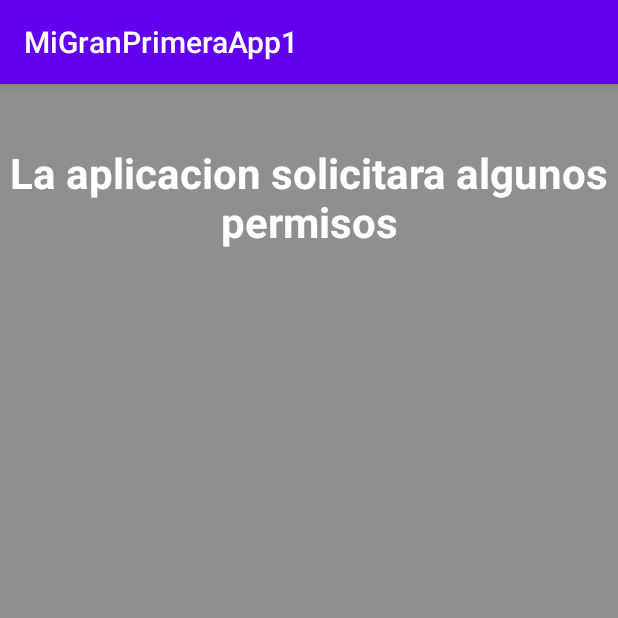
After one commit to PolCode33/MiGranPrimeraApp1, an Android app: the Permisos screen opened directly, with no data from a screen before it, on a phone screen of 412 x 824 dp, the top half of it. The commit adds this screen. Run offline under Robolectric (Android 15) with nearby library versions, the phone set to English and light mode, and no system bars.

Commit message:
Permisos

```diff
--- a/app/src/main/java/com/explode/migranprimeraapp1/MainActivity.java
+++ b/app/src/main/java/com/explode/migranprimeraapp1/MainActivity.java
@@ -45,6 +45,10 @@ public class MainActivity extends AppCompatActivity {
             startActivity(new Intent(this, Multimedia.class));
             return true;
         }
+        if (id == R.id.activity_permisos) {
+            startActivity(new Intent(this, Permisos.class));
+            return true;
+        }
         return super.onOptionsItemSelected(item);
     }
 }
--- /dev/null
+++ b/app/src/main/java/com/explode/migranprimeraapp1/Permisos.java
@@ -0,0 +1,64 @@
+package com.explode.migranprimeraapp1;
+
+import androidx.appcompat.app.AlertDialog;
+import androidx.appcompat.app.AppCompatActivity;
+import androidx.core.app.ActivityCompat;
+import androidx.core.content.ContextCompat;
+
+import android.Manifest;
+import android.content.DialogInterface;
+import android.content.pm.PackageManager;
+import android.os.Bundle;
+
+public class Permisos extends AppCompatActivity {
+
+    @Override
+    protected void onCreate(Bundle savedInstanceState) {
+        super.onCreate(savedInstanceState);
+        setContentView(R.layout.activity_permisos);
+        if (ContextCompat.checkSelfPermission(this,
+                Manifest.permission.CALL_PHONE) == PackageManager.PERMISSION_GRANTED) {
+            arranque();
+        } else {
+            solicitarPermiso(Manifest.permission.CALL_PHONE,
+                    "Sin el permiso" + " de telefono no podemos realizar llamadas.", 0);
+        }
+    }
+    public void solicitarPermiso(final String permiso, String justificacion, final int codigo) {
+        if (ActivityCompat.shouldShowRequestPermissionRationale(this, permiso)) {
+            AlertDialog.Builder dialogo1 = new AlertDialog.Builder(this);
+            dialogo1.setTitle("Solicitud de permiso");
+            dialogo1.setMessage(justificacion);
+            dialogo1.setPositiveButton("Ok", new DialogInterface.OnClickListener() {
+                public void onClick(DialogInterface dialogo1, int id) {
+                    ActivityCompat.requestPermissions(Permisos.this, new String[]{permiso}, codigo);
+                }
+            });
+            dialogo1.show();
+        } else {
+            ActivityCompat.requestPermissions(this, new String[]{permiso}, codigo);
+        }
+    }
+    @Override
+    public void onRequestPermissionsResult(int requestCode, String[] permissions, int[] grantResults) {
+        if (requestCode == 0) {
+            if (grantResults.length == 1 && grantResults[0] == PackageManager.PERMISSION_GRANTED) {
+                arranque();
+            } else {
+                solicitarPermiso(Manifest.permission.CALL_PHONE,
+                        "Sin el permiso" + "\" de telefono no podemos realizar llamadas.", 0);
+            }
+        }
+    }
+    void arranque() {
+        AlertDialog.Builder dialogo1 = new AlertDialog.Builder(this);
+        dialogo1.setTitle("FELICITACIONES");
+        dialogo1.setMessage("Usted ya tiene los permisos necesarios para usar nuestra app");
+        dialogo1.setPositiveButton("Ok", new DialogInterface.OnClickListener() {
+            public void onClick(DialogInterface dialogo1, int id) {
+                finish();
+            }
+        });
+        dialogo1.show();
+    }
+}
--- /dev/null
+++ b/app/src/main/res/layout/activity_permisos.xml
@@ -0,0 +1,20 @@
+<?xml version="1.0" encoding="utf-8"?>
+<LinearLayout xmlns:android="http://schemas.android.com/apk/res/android"
+    xmlns:tools="http://schemas.android.com/tools"
+    android:layout_width="match_parent"
+    android:layout_height="match_parent"
+    android:orientation="vertical"
+    android:background="#8f8f8f"
+    android:gravity="top"
+    >
+    <TextView
+        android:layout_width="match_parent"
+        android:layout_height="wrap_content"
+        android:layout_marginTop="40dp"
+        android:text="La aplicacion solicitara algunos permisos"
+        android:textColor="#fff"
+        android:textStyle="bold"
+        android:textSize="28sp"
+        android:gravity="center"
+        />
+</LinearLayout>
```
Also changed, not shown: app/src/main/AndroidManifest.xml (+7 -1 lines).
